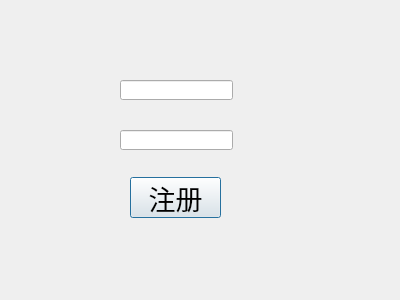
Before: the Qt Designer form RegisterDlg.ui in ImmortalWatcher/Flient_Management, drawn with Qt 5.
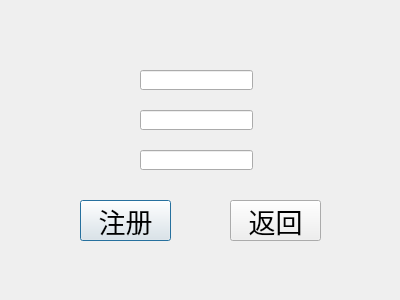
After: the same form once the commit is applied.

What changed in the file:
```diff
--- a/RegisterDlg.ui
+++ b/RegisterDlg.ui
@@ -16,8 +16,8 @@
   <widget class="QLineEdit" name="AccountEdit">
    <property name="geometry">
     <rect>
-     <x>120</x>
-     <y>80</y>
+     <x>140</x>
+     <y>70</y>
      <width>113</width>
      <height>20</height>
     </rect>
@@ -26,8 +26,8 @@
   <widget class="QLineEdit" name="PasswordEdit">
    <property name="geometry">
     <rect>
-     <x>120</x>
-     <y>130</y>
+     <x>140</x>
+     <y>110</y>
      <width>113</width>
      <height>20</height>
     </rect>
@@ -36,8 +36,8 @@
   <widget class="QPushButton" name="regBtn">
    <property name="geometry">
     <rect>
-     <x>130</x>
-     <y>177</y>
+     <x>80</x>
+     <y>200</y>
      <width>91</width>
      <height>41</height>
     </rect>
@@ -51,6 +51,34 @@
     <string>注册</string>
    </property>
   </widget>
+  <widget class="QPushButton" name="backBtn">
+   <property name="geometry">
+    <rect>
+     <x>230</x>
+     <y>200</y>
+     <width>91</width>
+     <height>41</height>
+    </rect>
+   </property>
+   <property name="font">
+    <font>
+     <pointsize>20</pointsize>
+    </font>
+   </property>
+   <property name="text">
+    <string>返回</string>
+   </property>
+  </widget>
+  <widget class="QLineEdit" name="RePasswordEdit">
+   <property name="geometry">
+    <rect>
+     <x>140</x>
+     <y>150</y>
+     <width>113</width>
+     <height>20</height>
+    </rect>
+   </property>
+  </widget>
  </widget>
  <resources/>
  <connections/>
```
